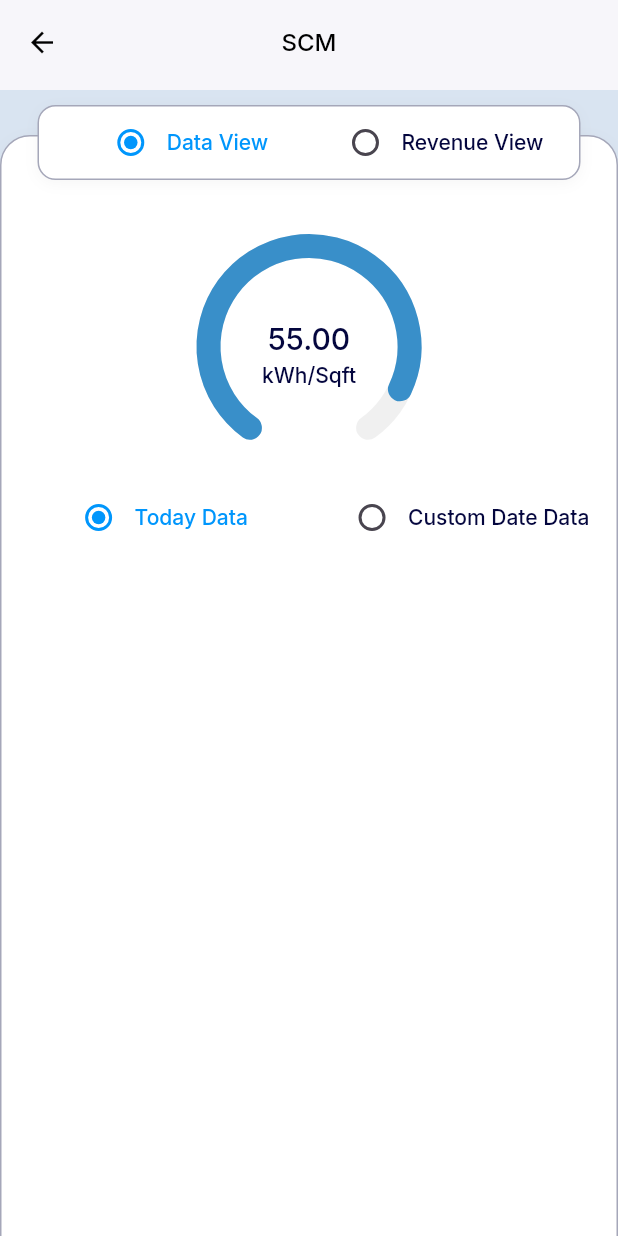
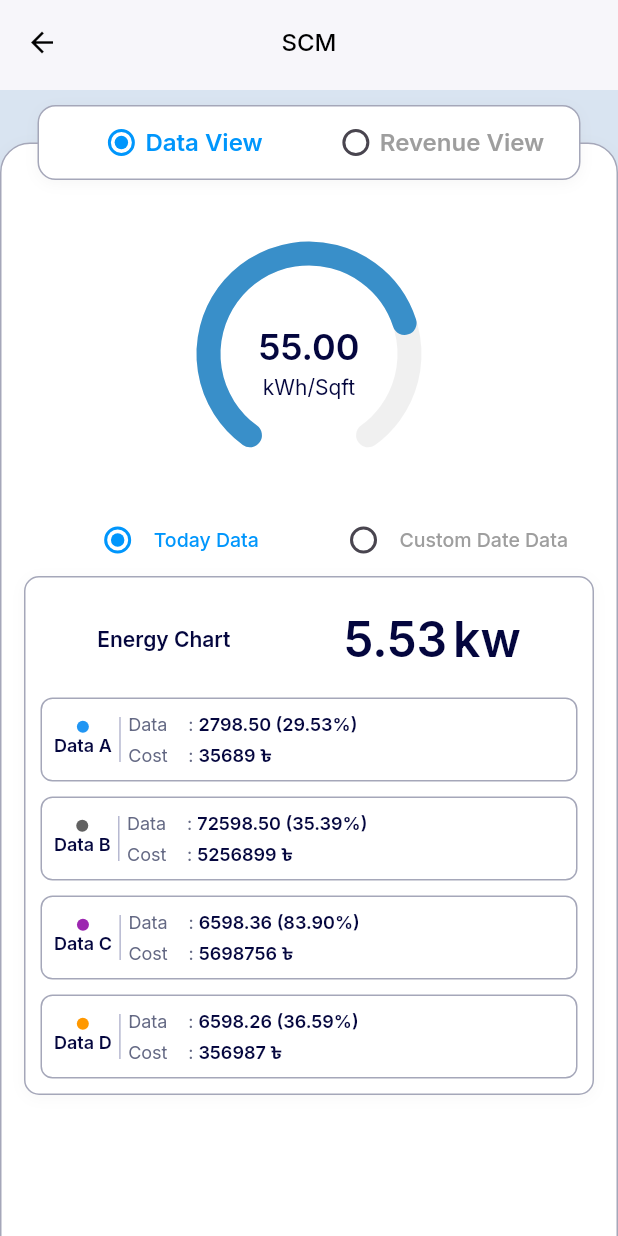
Before and after one commit to mdnirakib51/scube_tech_task, a Flutter app: the ScmDataScreen screen opened directly, on a phone screen of 412 x 824 dp. Run offline on Flutter 3.47's test engine with Material 3 defaults, Android fonts, the phone set to English and light mode, and no system bars; our stand-ins replace connectivity_plus, device_info_plus, dio, flutter_image_compress, get, get_it and 5 more; missing offline and left inert: in_app_update; accounts and stored records are empty.

Commit message:
SCM List

```diff
--- a/lib/src/features/scm_data/view/scm_data_screen.dart
+++ b/lib/src/features/scm_data/view/scm_data_screen.dart
@@ -1,10 +1,10 @@
-
 import 'package:flutter/material.dart';
 import 'package:scube_technologies_task/src/global/widget/global_appbar.dart';
 import '../../../global/constants/colors_resources.dart';
 import '../../../global/widget/global_sized_box.dart';
 import '../../../global/widget/global_text.dart';
 import '../components/semi_circular_progress_painter.dart';
+import 'tab/scm_today_daa_tab.dart';
 
 class ScmDataScreen extends StatefulWidget {
   const ScmDataScreen({super.key});
@@ -18,7 +18,6 @@ class _ScmDataScreenState extends State<ScmDataScreen> {
 
   int selectedTabIndex = 0;
   int selectedSubTabIndex = 0;
-  double totalPower = 5.53;
   String selectedSource = 'Source';
 
   @override
@@ -37,7 +36,7 @@ class _ScmDataScreenState extends State<ScmDataScreen> {
           children: [
             Container(
               height: MediaQuery.of(context).size.height,
-              margin: EdgeInsets.only(top: 30),
+              margin: EdgeInsets.only(top: 35),
               decoration: BoxDecoration(
                 color: ColorRes.white,
                 borderRadius: BorderRadius.circular(20),
@@ -65,7 +64,7 @@ class _ScmDataScreenState extends State<ScmDataScreen> {
                         height: 150,
                         child: CustomPaint(
                           painter: SemiCircularProgressPainter(
-                            progress: 0.9,
+                            progress: 0.75,
                             backgroundColor: ColorRes.grey.withValues(alpha: 0.15),
                             progressColor: ColorRes.appCircleColor,
                             strokeWidth: 16,
@@ -79,14 +78,14 @@ class _ScmDataScreenState extends State<ScmDataScreen> {
                           children: [
                             GlobalText(
                               str: "55.00",
-                              fontSize: 20,
-                              fontWeight: FontWeight.w500,
+                              fontSize: 24,
+                              fontWeight: FontWeight.w600,
                               color: ColorRes.appThiTextColor,
                             ),
                             GlobalText(
                               str: "kWh/Sqft",
                               fontSize: 14,
-                              fontWeight: FontWeight.w500,
+                              fontWeight: FontWeight.w400,
                               color: ColorRes.appThiTextColor,
                             ),
                           ],
@@ -95,10 +94,13 @@ class _ScmDataScreenState extends State<ScmDataScreen> {
                     ],
                   ),
 
-                  Row(
-                    mainAxisAlignment: MainAxisAlignment.spaceAround,
+                  sizedBoxH(10),
+                  Padding(
+                    padding: const EdgeInsets.symmetric(horizontal: 20),
+                    child: Row(
+                      mainAxisAlignment: MainAxisAlignment.center,
                       children: [
-                      // Data View Radio Button
+                        // Today Data Radio Button
                         Expanded(
                           child: GestureDetector(
                             onTap: () {
@@ -123,11 +125,11 @@ class _ScmDataScreenState extends State<ScmDataScreen> {
                                   ),
                                   GlobalText(
                                     str: "Today Data",
-                                  fontSize: 14,
+                                    fontSize: 13,
                                     fontWeight: FontWeight.w500,
                                     color: selectedSubTabIndex == 0
                                         ? ColorRes.appColor
-                                      : ColorRes.appThiTextColor,
+                                        : ColorRes.grey,
                                   ),
                                 ],
                               ),
@@ -135,7 +137,7 @@ class _ScmDataScreenState extends State<ScmDataScreen> {
                           ),
                         ),
 
-                      // Revenue View Radio Button
+                        // Custom Date Data Radio Button
                         Expanded(
                           child: GestureDetector(
                             onTap: () {
@@ -160,11 +162,11 @@ class _ScmDataScreenState extends State<ScmDataScreen> {
                                   ),
                                   GlobalText(
                                     str: "Custom Date Data",
-                                  fontSize: 14,
+                                    fontSize: 13,
                                     fontWeight: FontWeight.w500,
                                     color: selectedSubTabIndex == 1
                                         ? ColorRes.appColor
-                                      : ColorRes.appThiTextColor,
+                                        : ColorRes.grey,
                                   ),
                                 ],
                               ),
@@ -173,16 +175,24 @@ class _ScmDataScreenState extends State<ScmDataScreen> {
                         ),
                       ],
                     ),
-                  sizedBoxH(10),
+                  ),
+
+                  IndexedStack(
+                    index: selectedSubTabIndex,
+                    children: [
+                      ScmTodayDaaTab()
+                    ],
+                  ),
 
 
                 ],
               ),
             ),
 
+            // Top Radio Buttons (Data View / Revenue View)
             Container(
               margin: EdgeInsets.only(top: 10, left: 25, right: 25),
-              padding: EdgeInsets.symmetric(horizontal: 10),
+              padding: EdgeInsets.symmetric(horizontal: 8, vertical: 8),
               decoration: BoxDecoration(
                 color: ColorRes.white,
                 borderRadius: BorderRadius.circular(12),
@@ -199,7 +209,6 @@ class _ScmDataScreenState extends State<ScmDataScreen> {
                 ],
               ),
               child: Row(
-                mainAxisAlignment: MainAxisAlignment.spaceEvenly,
                 children: [
                   // Data View Radio Button
                   Expanded(
@@ -218,6 +227,8 @@ class _ScmDataScreenState extends State<ScmDataScreen> {
                               value: 0,
                               groupValue: selectedTabIndex,
                               activeColor: ColorRes.appColor,
+                              materialTapTargetSize: MaterialTapTargetSize.shrinkWrap,
+                              visualDensity: VisualDensity.compact,
                               onChanged: (value) {
                                 setState(() {
                                   selectedTabIndex = value!;
@@ -226,11 +237,11 @@ class _ScmDataScreenState extends State<ScmDataScreen> {
                             ),
                             GlobalText(
                               str: "Data View",
-                              fontSize: 14,
-                              fontWeight: FontWeight.w500,
+                              fontSize: 16,
+                              fontWeight: FontWeight.w600,
                               color: selectedTabIndex == 0
                                   ? ColorRes.appColor
-                                  : ColorRes.appThiTextColor,
+                                  : ColorRes.grey,
                             ),
                           ],
                         ),
@@ -255,6 +266,8 @@ class _ScmDataScreenState extends State<ScmDataScreen> {
                               value: 1,
                               groupValue: selectedTabIndex,
                               activeColor: ColorRes.appColor,
+                              materialTapTargetSize: MaterialTapTargetSize.shrinkWrap,
+                              visualDensity: VisualDensity.compact,
                               onChanged: (value) {
                                 setState(() {
                                   selectedTabIndex = value!;
@@ -263,11 +276,11 @@ class _ScmDataScreenState extends State<ScmDataScreen> {
                             ),
                             GlobalText(
                               str: "Revenue View",
-                              fontSize: 14,
-                              fontWeight: FontWeight.w500,
+                              fontSize: 16,
+                              fontWeight: FontWeight.w600,
                               color: selectedTabIndex == 1
                                   ? ColorRes.appColor
-                                  : ColorRes.appThiTextColor,
+                                  : ColorRes.grey,
                             ),
                           ],
                         ),
@@ -282,5 +295,4 @@ class _ScmDataScreenState extends State<ScmDataScreen> {
       ),
     );
   }
-
 }
--- /dev/null
+++ b/lib/src/features/scm_data/view/tab/scm_today_daa_tab.dart
@@ -0,0 +1,53 @@
+
+import 'package:flutter/material.dart';
+import '../../../../global/constants/colors_resources.dart';
+import '../../../../global/widget/global_sized_box.dart';
+import '../../../../global/widget/global_text.dart';
+import '../widget/scm_list_widget.dart';
+
+class ScmTodayDaaTab extends StatefulWidget {
+  const ScmTodayDaaTab({super.key});
+
+  @override
+  State<ScmTodayDaaTab> createState() => _ScmTodayDaaTabState();
+}
+
+class _ScmTodayDaaTabState extends State<ScmTodayDaaTab> {
+
+  double totalPower = 5.53;
+  // Sample data for the energy chart
+  final List<Map<String, dynamic>> energyData = [
+    {
+      'name': 'Data A',
+      'color': Colors.blue,
+      'data': '2798.50 (29.53%)',
+      'cost': '35689 ৳',
+    },
+    {
+      'name': 'Data B',
+      'color': Colors.grey.shade700,
+      'data': '72598.50 (35.39%)',
+      'cost': '5256899 ৳',
+    },
+    {
+      'name': 'Data C',
+      'color': Colors.purple,
+      'data': '6598.36 (83.90%)',
+      'cost': '5698756 ৳',
+    },
+    {
+      'name': 'Data D',
+      'color': Colors.orange,
+      'data': '6598.26 (36.59%)',
+      'cost': '356987 ৳',
+    },
+  ];
+
+  @override
+  Widget build(BuildContext context) {
+    return ScmListWidget(
+      totalPower: totalPower,
+      energyData: energyData,
+    );
+  }
+}
--- /dev/null
+++ b/lib/src/features/scm_data/view/widget/scm_list_widget.dart
@@ -0,0 +1,187 @@
+import 'package:flutter/material.dart';
+
+import '../../../../global/constants/colors_resources.dart';
+import '../../../../global/widget/global_sized_box.dart';
+import '../../../../global/widget/global_text.dart';
+
+class ScmListWidget extends StatelessWidget {
+  final double totalPower;
+  final List<Map<String, dynamic>> energyData;
+  const ScmListWidget({
+    super.key,
+    required this.totalPower,
+    required this.energyData
+  });
+
+  @override
+  Widget build(BuildContext context) {
+    return Container(
+      margin: const EdgeInsets.symmetric(horizontal: 15),
+      padding: const EdgeInsets.only(left: 10, right: 10, top: 18),
+      decoration: BoxDecoration(
+        color: ColorRes.white,
+        borderRadius: BorderRadius.circular(10),
+        border: Border.all(
+          color: ColorRes.appDataBorderColor,
+          width: 1,
+        ),
+        boxShadow: [
+          BoxShadow(
+            color: ColorRes.grey.withValues(alpha: 0.08),
+            blurRadius: 8,
+            offset: const Offset(0, 2),
+          ),
+        ],
+      ),
+      child: Column(
+        children: [
+          // Energy Chart Header
+          Row(
+            mainAxisAlignment: MainAxisAlignment.spaceAround,
+            children: [
+              GlobalText(
+                str: "Energy Chart",
+                fontSize: 14,
+                fontWeight: FontWeight.w600,
+                color: ColorRes.appThiTextColor,
+              ),
+              Row(
+                children: [
+                  GlobalText(
+                    str: "$totalPower",
+                    fontSize: 32,
+                    fontWeight: FontWeight.w600,
+                    color: ColorRes.appThiTextColor,
+                  ),
+                  const SizedBox(width: 4),
+                  GlobalText(
+                    str: "kw",
+                    fontSize: 32,
+                    fontWeight: FontWeight.w600,
+                    color: ColorRes.appThiTextColor,
+                  ),
+                ],
+              ),
+            ],
+          ),
+
+          sizedBoxH(16),
+
+          // Data Items
+          ...energyData.map((item) {
+            return Container(
+              margin: const EdgeInsets.only(bottom: 10),
+              padding: const EdgeInsets.all(8),
+              decoration: BoxDecoration(
+                color: ColorRes.white,
+                borderRadius: BorderRadius.circular(8),
+                border: Border.all(
+                  color: ColorRes.appDataBorderColor,
+                  width: 1,
+                ),
+              ),
+              child: Row(
+                children: [
+                  SizedBox(
+                    child: Column(
+                      crossAxisAlignment: CrossAxisAlignment.center,
+                      children: [
+                        Container(
+                          width: 8,
+                          height: 8,
+                          decoration: BoxDecoration(
+                            color: item['color'],
+                            shape: BoxShape.circle,
+                          ),
+                        ),
+                        GlobalText(
+                          str: item['name'],
+                          fontSize: 12,
+                          fontWeight: FontWeight.w600,
+                          color: ColorRes.appThiTextColor,
+                        ),
+                      ],
+                    ),
+                  ),
+
+                  sizedBoxW(5),
+
+                  Container(
+                    width: 1,
+                    height: 30,
+                    color: ColorRes.appBorderColor,
+                  ),
+
+                  sizedBoxW(5),
+                  // Data and Cost column
+                  Expanded(
+                    child: Column(
+                      crossAxisAlignment: CrossAxisAlignment.start,
+                      children: [
+                        Row(
+                          children: [
+                            SizedBox(
+                              width: 40,
+                              child: GlobalText(
+                                str: "Data",
+                                fontSize: 12,
+                                fontWeight: FontWeight.w400,
+                                color: ColorRes.appFourTextColor,
+                              ),
+                            ),
+                            GlobalText(
+                              str: ": ",
+                              fontSize: 12,
+                              fontWeight: FontWeight.w400,
+                              color: ColorRes.appFourTextColor,
+                            ),
+                            Expanded(
+                              child: GlobalText(
+                                str: item['data'],
+                                fontSize: 12,
+                                fontWeight: FontWeight.w600,
+                                color: ColorRes.appThiTextColor,
+                              ),
+                            ),
+                          ],
+                        ),
+                        const SizedBox(height: 4),
+                        Row(
+                          children: [
+                            SizedBox(
+                              width: 40,
+                              child: GlobalText(
+                                str: "Cost",
+                                fontSize: 12,
+                                fontWeight: FontWeight.w400,
+                                color: ColorRes.appFourTextColor,
+                              ),
+                            ),
+                            GlobalText(
+                              str: ": ",
+                              fontSize: 12,
+                              fontWeight: FontWeight.w400,
+                              color: ColorRes.appFourTextColor,
+                            ),
+                            Expanded(
+                              child: GlobalText(
+                                str: item['cost'],
+                                fontSize: 12,
+                                fontWeight: FontWeight.w600,
+                                color: ColorRes.appThiTextColor,
+                              ),
+                            ),
+                          ],
+                        ),
+                      ],
+                    ),
+                  ),
+                ],
+              ),
+            );
+          }),
+        ],
+      ),
+    );
+  }
+}
```
Lines whose indentation alone changed are shown as unchanged.
